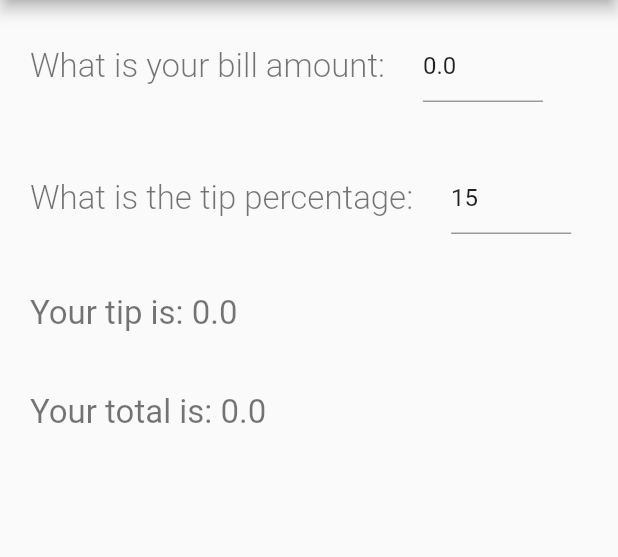
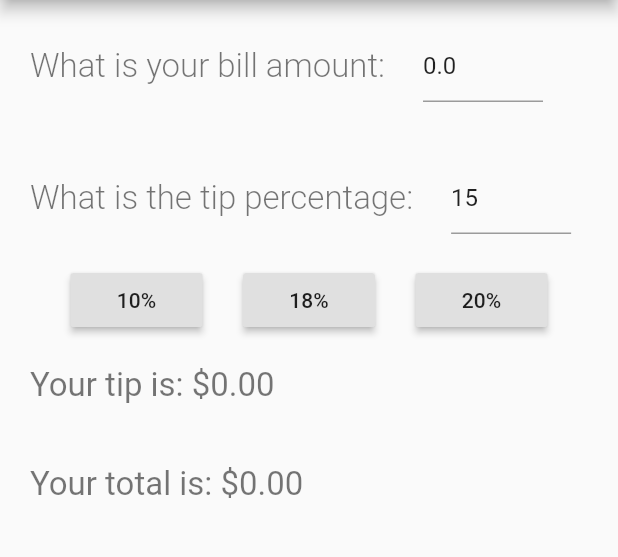
Before and after one commit to mohisham/tip_calculator, a Flutter app: the screen it shows after launch, on a phone screen of 412 x 824 dp, the part 84-641 px from its top. Run offline on Flutter 3.47's test engine with Material 2 defaults, Android fonts, the phone set to English and light mode, and no system bars.

Commit message:
Step 4 changes

```diff
--- a/lib/main.dart
+++ b/lib/main.dart
@@ -64,6 +64,7 @@ class _MyHomePageState extends State<MyHomePage> {
                     padding: EdgeInsets.only(left: 20),
                     child: TextField(
                       controller: _amountController,
+                      keyboardType: TextInputType.number,
                       onChanged: (text) {
                         _billAmount = double.parse(text);
                         setState(() {
@@ -84,6 +85,7 @@ class _MyHomePageState extends State<MyHomePage> {
                     padding: EdgeInsets.only(left: 20),
                     child: TextField(
                       controller: _tipController,
+                      keyboardType: TextInputType.number,
                       onChanged: (text) {
                         _tipPercentage = int.parse(text);
                         setState(() {
@@ -95,16 +97,58 @@ class _MyHomePageState extends State<MyHomePage> {
                 ),
               ],
             ),
-            SizedBox(height: 40,),
+            SizedBox(height: 20,),
+            Row(
+              mainAxisAlignment: MainAxisAlignment.spaceEvenly,
+              children: <Widget>[
+                RaisedButton(
+                  color: Colors.grey.shade300,
+                  child: Text("10%"),
+                  onPressed: () {
+                    _tipController.text = "10";
+                    setState(() {
+                      _tipPercentage = 10;
+                      _tip = _billAmount * (_tipPercentage/100);
+                      _total = _tip + _billAmount;
+                    });
+                  },
+                ),
+                RaisedButton(
+                  color: Colors.grey.shade300,
+                  child: Text("18%"),
+                  onPressed: () {
+                    _tipController.text = "18";
+                    setState(() {
+                      _tipPercentage = 18;
+                      _tip = _billAmount * (_tipPercentage/100);
+                      _total = _tip + _billAmount;
+                    });
+                  },
+                ),
+                RaisedButton(
+                  color: Colors.grey.shade300,
+                  child: Text("20%"),
+                  onPressed: () {
+                    _tipController.text = "20";
+                    setState(() {
+                      _tipPercentage = 20;
+                      _tip = _billAmount * (_tipPercentage/100);
+                      _total = _tip + _billAmount;
+                    });
+                  },
+                ),
+              ],
+            ),
+            SizedBox(height: 20,),
             Row(
               children: <Widget>[
-                Text("Your tip is: $_tip", style: TextStyle(fontSize: 22, fontWeight: FontWeight.w400, color: Colors.black54))
+                Text("Your tip is: \$${_tip.toStringAsFixed(2)}", style: TextStyle(fontSize: 22, fontWeight: FontWeight.w400, color: Colors.black54))
               ],
             ),
             SizedBox(height: 40,),
             Row(
               children: <Widget>[
-                Text("Your total is: $_total", style: TextStyle(fontSize: 22, fontWeight: FontWeight.w400, color: Colors.black54))
+                Text("Your total is: \$${_total.toStringAsFixed(2)}", style: TextStyle(fontSize: 22, fontWeight: FontWeight.w400, color: Colors.black54))
               ],
             ),
           ],
```
